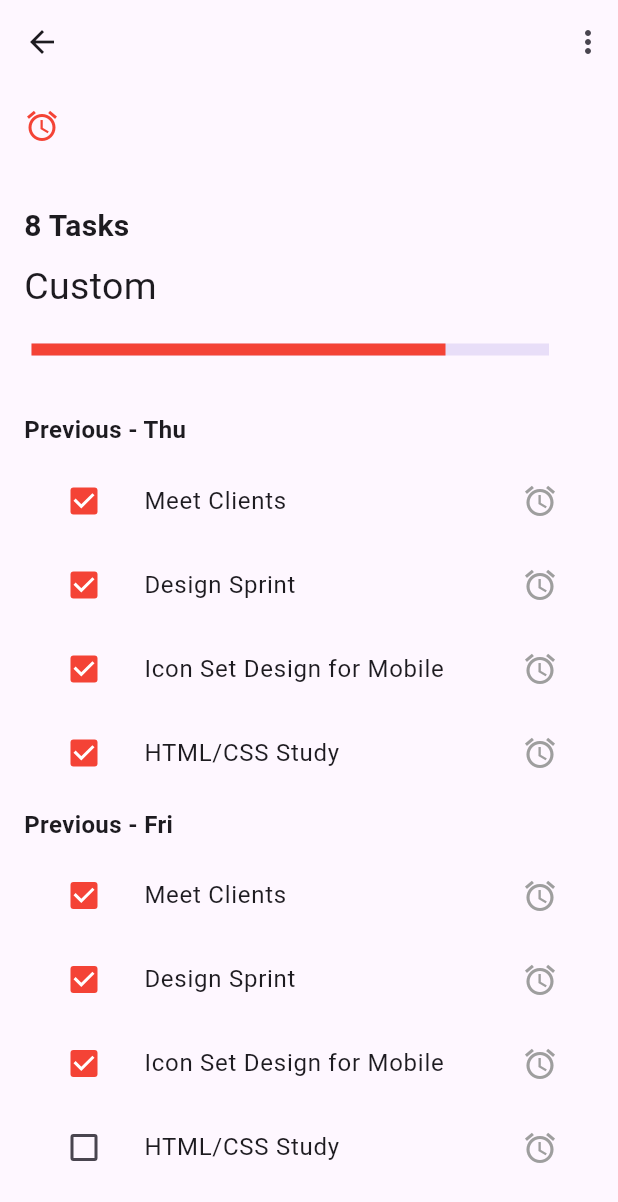
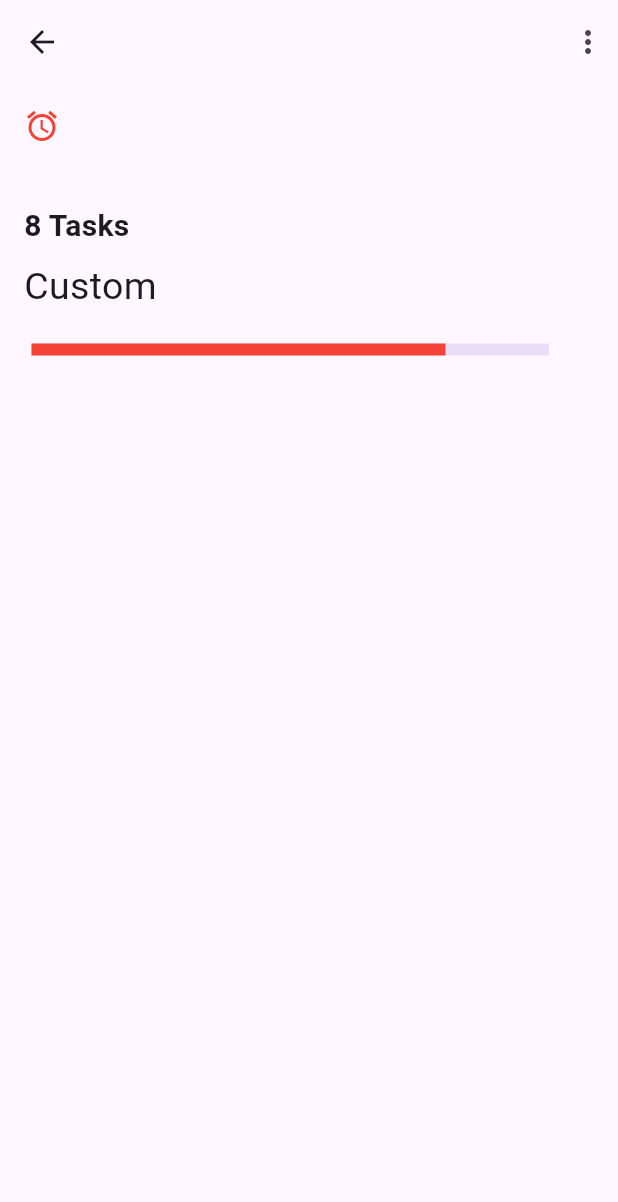
Before and after one commit to Rajputniraj6983/animation, a Flutter app: the DetailsScreen screen opened by its route, on a phone screen of 412 x 824 dp. Shown: the top 1202 px of the screen. Run offline on Flutter 3.47's test engine with Material 3 defaults, Android fonts, the phone set to English and light mode, and no system bars.

Commit message:
10-07-2024

```diff
--- a/lib/task2/view/Screen/Homescreen.dart
+++ b/lib/task2/view/Screen/Homescreen.dart
@@ -7,6 +7,7 @@ class HomeScreen extends StatelessWidget {
   @override
   Widget build(BuildContext context) {
     return Scaffold(
+      backgroundColor: Colors.red,
       appBar: AppBar(
         backgroundColor: Colors.red,
         leading: const Icon(
@@ -51,7 +52,7 @@ class HomeScreen extends StatelessWidget {
           const SizedBox(height: 100),
           InkWell(
             onTap: () {
-              Navigator.of(context).pushNamed('/details');
+              Navigator.of(context).pushNamed('/DetailsScreen');
             },
             child: Hero(
               tag: 'box',
--- a/lib/task2/view/Screen/detail_pae.dart
+++ b/lib/task2/view/Screen/detail_pae.dart
@@ -39,57 +39,10 @@ class DetailsScreen extends StatelessWidget {
                   minHeight: 8,
                 ),
               ),
-               SizedBox(height: 30),
-              Expanded(
-                child: ListView(
-                  children: [
-                    section('Previous - Thu', [
-                      taskItem('Meet Clients', true),
-                      taskItem('Design Sprint', true),
-                      taskItem('Icon Set Design for Mobile', true),
-                      taskItem('HTML/CSS Study', true),
-                    ]),
-                    section('Previous - Fri', [
-                      taskItem('Meet Clients', true),
-                      taskItem('Design Sprint', true),
-                      taskItem('Icon Set Design for Mobile', true),
-                      taskItem('HTML/CSS Study', false),
-                    ]),
-                  ],
-                ),
-              ),
             ],
           ),
         ),
       ),
     );
   }
-
-  Widget section(String title, List<Widget> tasks) {
-    return Column(
-      crossAxisAlignment: CrossAxisAlignment.start,
-      children: [
-        Padding(
-          padding: const EdgeInsets.symmetric(vertical: 8.0),
-          child: Text(
-            title,
-            style: const TextStyle(fontSize: 16, fontWeight: FontWeight.bold),
-          ),
-        ),
-        ...tasks,
-      ],
-    );
-  }
-
-  Widget taskItem(String title, bool isChecked) {
-    return ListTile(
-      leading: Checkbox(
-        value: isChecked,
-        activeColor: Colors.red,
-        onChanged: (bool? value) {},
-      ),
-      title: Text(title),
-      trailing: const Icon(Icons.alarm, color: Colors.grey),
-    );
-  }
 }
```
